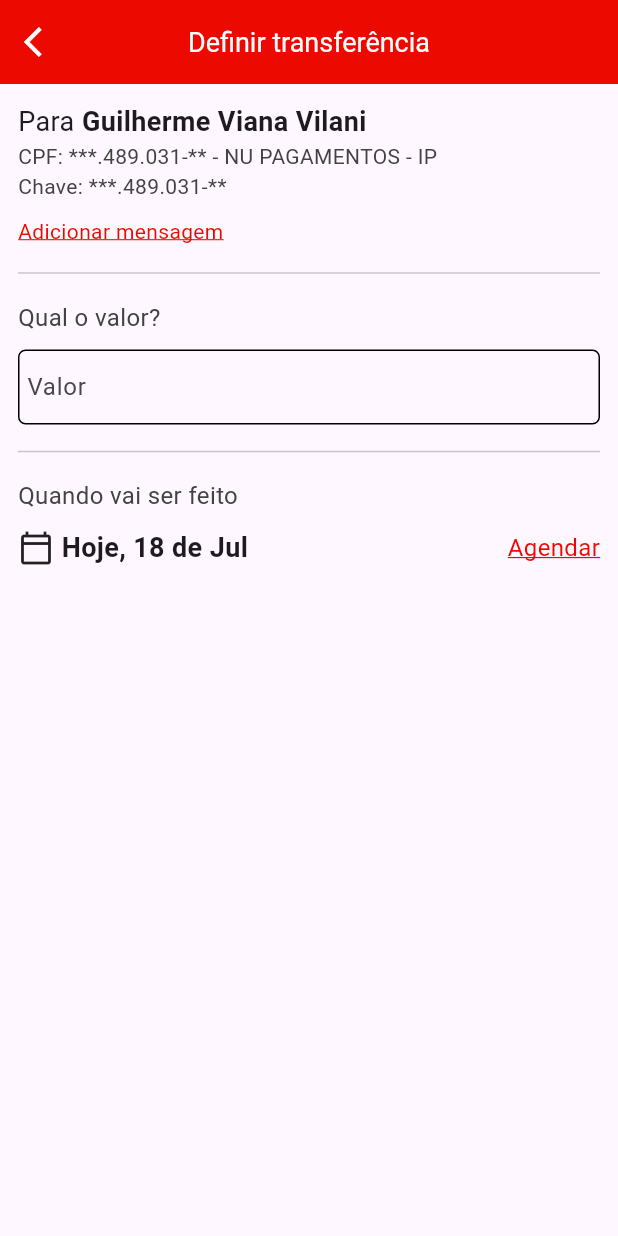
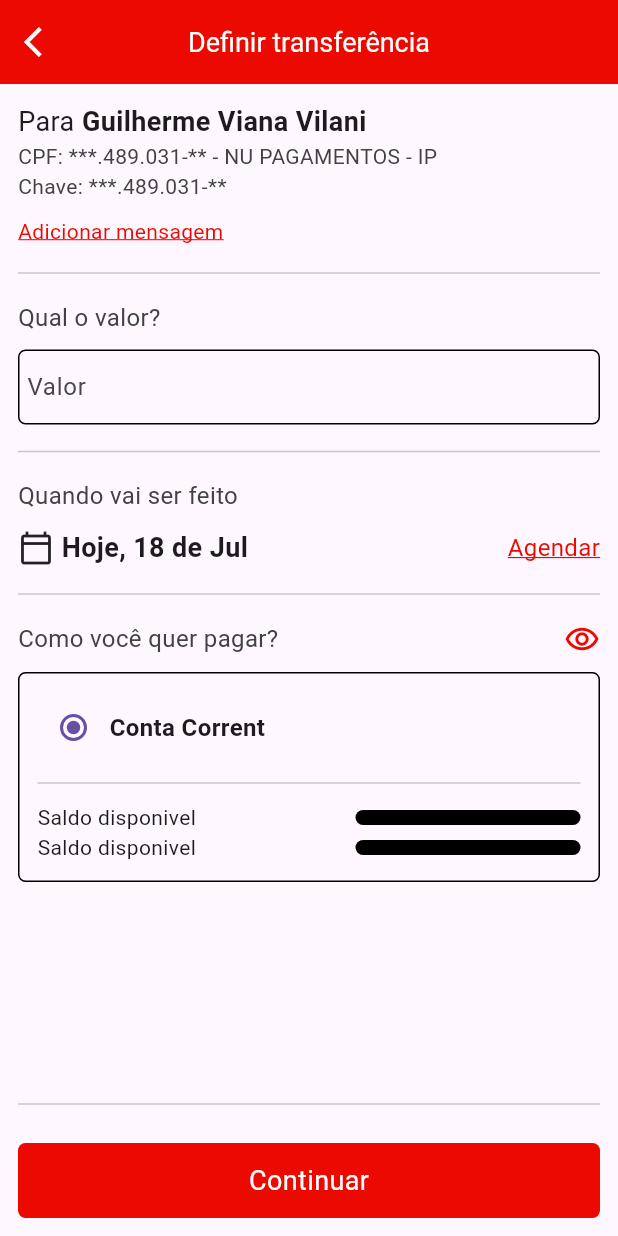
Before and after one commit to GabrielleFaus/app_santander, a Flutter app: the DefinirTransferencia screen opened directly, on a phone screen of 412 x 824 dp. Run offline on Flutter 3.47's test engine with Material 3 defaults, Android fonts, the phone set to English and light mode, and no system bars; our stand-ins replace carousel_slider.

Commit message:
tela revisao

```diff
--- a/lib/main.dart
+++ b/lib/main.dart
@@ -13,6 +13,7 @@ class MyApp extends StatefulWidget {
 }
 
 class _MyAppState extends State<MyApp> {
+
   @override
   Widget build(BuildContext context) {
     return MaterialApp(
--- a/lib/views/definirTransferencia.dart
+++ b/lib/views/definirTransferencia.dart
@@ -15,57 +15,44 @@ class _DefinirTransferenciaState extends State<DefinirTransferencia> {
         backgroundColor: Color.fromARGB(255, 236, 9, 0),
         leading: IconButton(
           onPressed: () {},
-          icon: Icon(
-            Icons.arrow_back_ios,
-            color: Colors.white,
-          ),
+          icon: Icon(Icons.arrow_back_ios, color: Colors.white),
         ),
         title: Text(
           "Definir transferência",
-          style: TextStyle(
-            fontSize: 18,
-            color: Colors.white,
-          ),
+          style: TextStyle(fontSize: 18, color: Colors.white),
         ),
         centerTitle: true,
       ),
       body: Padding(
         padding: EdgeInsets.all(12),
         child: Column(
+          mainAxisAlignment: MainAxisAlignment.spaceBetween,
+          children: [
+            Column(
               crossAxisAlignment: CrossAxisAlignment.start,
               children: [
                 Row(
                   children: [
+                    Text("Para", style: TextStyle(fontSize: 18)),
+                    SizedBox(width: 5),
                     Text(
-                  "Para",
+                      "Guilherme Viana Vilani",
                       style: TextStyle(
+                        fontWeight: FontWeight.bold,
                         fontSize: 18,
                       ),
-                ),
-                SizedBox(
-                  width: 5,
-                ),
-                Text(
-                  "Guilherme Viana Vilani",
-                  style: TextStyle(fontWeight: FontWeight.bold, fontSize: 18),
                     ),
                   ],
                 ),
                 Text(
                   "CPF: ***.489.031-** - NU PAGAMENTOS - IP",
-              style: TextStyle(
-                color: Colors.grey.shade800,
-              ),
+                  style: TextStyle(color: Colors.grey.shade800),
                 ),
                 Text(
                   "Chave: ***.489.031-**",
-              style: TextStyle(
-                color: Colors.grey.shade800,
+                  style: TextStyle(color: Colors.grey.shade800),
                 ),
-            ),
-            SizedBox(
-              height: 10,
-            ),
+                SizedBox(height: 10),
                 Text(
                   "Adicionar mensagem",
                   style: TextStyle(
@@ -74,19 +61,12 @@ class _DefinirTransferenciaState extends State<DefinirTransferencia> {
                     decorationColor: Color.fromARGB(255, 236, 9, 0),
                   ),
                 ),
-            SizedBox(
-              height: 10,
-            ),
+                SizedBox(height: 10),
                 Divider(),
-            SizedBox(
-              height: 10,
-            ),
+                SizedBox(height: 10),
                 Text(
                   "Qual o valor?",
-              style: TextStyle(
-                color: Colors.grey.shade800,
-                fontSize: 16,
-              ),
+                  style: TextStyle(color: Colors.grey.shade800, fontSize: 16),
                 ),
                 Container(
                   margin: EdgeInsets.only(top: 10, bottom: 10),
@@ -98,39 +78,31 @@ class _DefinirTransferenciaState extends State<DefinirTransferencia> {
                     decoration: InputDecoration(
                       border: InputBorder.none,
                       contentPadding: EdgeInsets.all(5),
-                    hintText: "Valor"),
+                      hintText: "Valor",
+                    ),
                   ),
                 ),
                 Divider(),
-            SizedBox(
-              height: 10,
-            ),
+                SizedBox(height: 10),
                 Text(
                   "Quando vai ser feito",
-              style: TextStyle(
-                color: Colors.grey.shade800,
-                fontSize: 16,
+                  style: TextStyle(color: Colors.grey.shade800, fontSize: 16),
                 ),
-            ),
-            SizedBox(
-              height: 10,
-            ),
+                SizedBox(height: 10),
                 Row(
                   mainAxisAlignment: MainAxisAlignment.spaceBetween,
                   children: [
                     Row(
                       children: [
                         Icon(Icons.calendar_today_outlined),
-                    SizedBox(
-                      width: 5,
-                    ),
+                        SizedBox(width: 5),
                         Text(
                           "Hoje, 18 de Jul",
                           style: TextStyle(
                             fontWeight: FontWeight.bold,
                             fontSize: 18,
                           ),
-                    )
+                        ),
                       ],
                     ),
                     Text(
@@ -139,11 +111,122 @@ class _DefinirTransferenciaState extends State<DefinirTransferencia> {
                         color: Color.fromARGB(255, 236, 9, 0),
                         decoration: TextDecoration.underline,
                         decorationColor: Color.fromARGB(255, 236, 9, 0),
-                    fontSize: 16
+                        fontSize: 16,
                       ),
-                )
+                    ),
                   ],
-            )
+                ),
+                SizedBox(height: 10),
+                Divider(),
+                SizedBox(height: 10),
+                Row(
+                  mainAxisAlignment: MainAxisAlignment.spaceBetween,
+                  children: [
+                    Text(
+                      "Como você quer pagar?",
+                      style: TextStyle(
+                        color: Colors.grey.shade800,
+                        fontSize: 16,
+                      ),
+                    ),
+                    Icon(
+                      Icons.remove_red_eye_outlined,
+                      color: Color.fromARGB(255, 236, 9, 0),
+                    ),
+                  ],
+                ),
+                SizedBox(height: 10),
+                // container conta corrente
+                Container(
+                  padding: EdgeInsets.all(12),
+                  decoration: BoxDecoration(
+                    border: Border.all(width: 1),
+                    borderRadius: BorderRadius.circular(5),
+                  ),
+                  width: double.maxFinite,
+                  child: Column(
+                    children: [
+                      Row(
+                        children: [
+                          Radio(
+                            value: true,
+                            groupValue: true,
+                            onChanged: (value) {},
+                            hoverColor: Color.fromARGB(255, 236, 9, 0),
+                          ),
+                          Text(
+                            "Conta Corrent",
+                            style: TextStyle(
+                              fontWeight: FontWeight.bold,
+                              fontSize: 16,
+                            ),
+                          ),
+                        ],
+                      ),
+                      SizedBox(height: 5),
+                      Divider(),
+                      SizedBox(height: 5),
+                      Row(
+                        mainAxisAlignment: MainAxisAlignment.spaceBetween,
+                        children: [
+                          Text("Saldo disponivel"),
+                          Container(
+                            width: 150,
+                            height: 10,
+                            decoration: BoxDecoration(
+                              color: Colors.black,
+                              borderRadius: BorderRadius.circular(10),
+                            ),
+                          ),
+                        ],
+                      ),
+                      Row(
+                        mainAxisAlignment: MainAxisAlignment.spaceBetween,
+                        children: [
+                          Text("Saldo disponivel"),
+                          Container(
+                            width: 150,
+                            height: 10,
+                            decoration: BoxDecoration(
+                              color: Colors.black,
+                              borderRadius: BorderRadius.circular(10),
+                            ),
+                          ),
+                        ],
+                      ),
+                    ],
+                  ),
+                ),
+              ],
+            ),
+            Column(
+              children: [
+                Divider(),
+                GestureDetector(
+                  onTap: () {
+                    Navigator.of(context).push(
+                      MaterialPageRoute(
+                        builder: (context) => DefinirTransferencia(),
+                      ),
+                    );
+                  },
+                  child: Container(
+                    margin: EdgeInsets.only(top: 18),
+                    alignment: Alignment.center,
+                    height: 50,
+                    decoration: BoxDecoration(
+                      color: Color.fromARGB(255, 236, 9, 0),
+                      borderRadius: BorderRadius.circular(5),
+                    ),
+                    width: double.maxFinite,
+                    child: Text(
+                      "Continuar",
+                      style: TextStyle(fontSize: 18, color: Colors.white),
+                    ),
+                  ),
+                ),
+              ],
+            ),
           ],
         ),
       ),
--- a/lib/views/pix1.dart
+++ b/lib/views/pix1.dart
@@ -1,5 +1,4 @@
 import 'package:app_santander/views/definirTransferencia.dart';
-import 'package:app_santander/views/definir_Transferencia.dart';
 import 'package:flutter/material.dart';
 
 class Pix1 extends StatefulWidget {
@@ -70,7 +69,9 @@ class _Pix1State extends State<Pix1> {
                 ? GestureDetector(
                   onTap: () {
                     Navigator.of(context).push(
-                      MaterialPageRoute(builder: context) => DefinirTransferencia(),
+                      MaterialPageRoute(
+                        builder: (context) => DefinirTransferencia(),
+                      ),
                     );
                   },
                   child: Container(
--- /dev/null
+++ b/lib/views/revisao_pix.dart
@@ -0,0 +1,29 @@
+import 'package:flutter/material.dart';
+
+class RevisaoPix extends StatefulWidget {
+  const RevisaoPix({super.key});
+
+  @override
+  State<RevisaoPix> createState() => _RevisaoPixState();
+}
+
+class _RevisaoPixState extends State<RevisaoPix> {
+  @override
+  Widget build(BuildContext context) {
+    return Scaffold(
+      appBar: AppBar(
+        backgroundColor: Color.fromARGB(255, 236, 9, 0),
+        leading: IconButton(
+          onPressed: () {},
+          icon: Icon(Icons.arrow_back_ios, color: Colors.white),
+        ),
+        title: Text(
+          "Revisão",
+          style: TextStyle(fontSize: 18, color: Colors.white),
+        ),
+        centerTitle: true,
+      ),
+
+    );
+  }
+}
```
Lines whose indentation alone changed are shown as unchanged.
